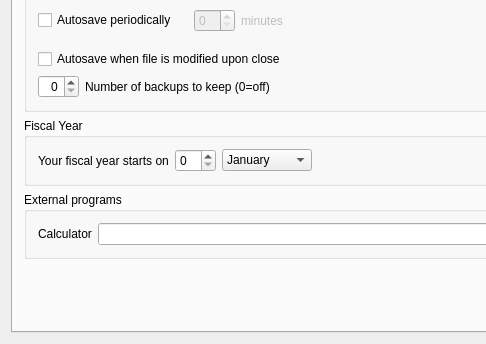
The window that kmymoney/dialogs/settings/ksettingsgeneraldecl.ui (KDE/kmymoney) describes before a commit, drawn with Qt 5; both pictures show x 0 to 486 and y 155 to 499 of the 600 by 499 pixel window.
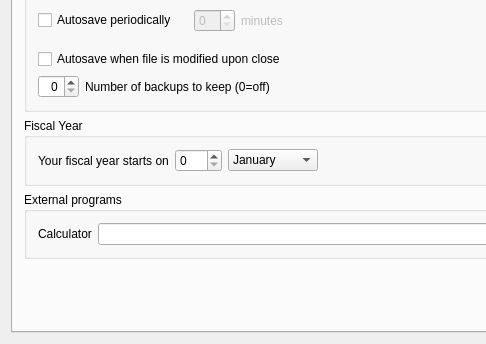
The same window after the commit. Custom widgets are drawn as their Qt base class.

The edit to the form file:
```diff
--- a/kmymoney/dialogs/settings/ksettingsgeneraldecl.ui
+++ b/kmymoney/dialogs/settings/ksettingsgeneraldecl.ui
@@ -210,7 +210,11 @@
            </widget>
           </item>
           <item>
-           <widget class="KIntSpinBox" name="kcfg_FiscalYearBeginDay"/>
+           <widget class="QSpinBox" name="kcfg_FiscalYearBeginDay">
+            <property name="maximum">
+                <number>366</number>
+            </property>
+           </widget>
           </item>
           <item>
            <widget class="KComboBox" name="kcfg_FiscalYearBegin">
```
Left out of the diff: 2 changed lines with no effect on the pictures.
